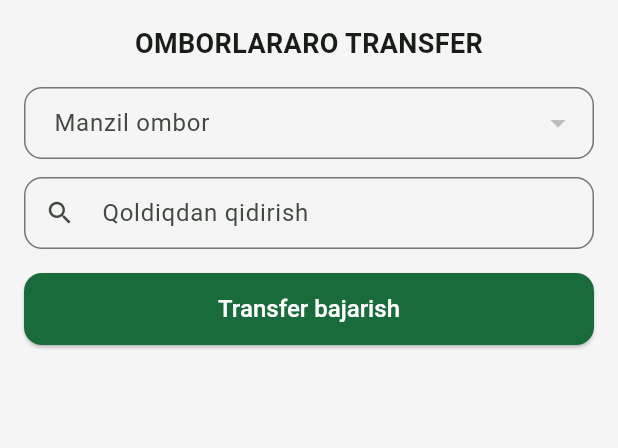
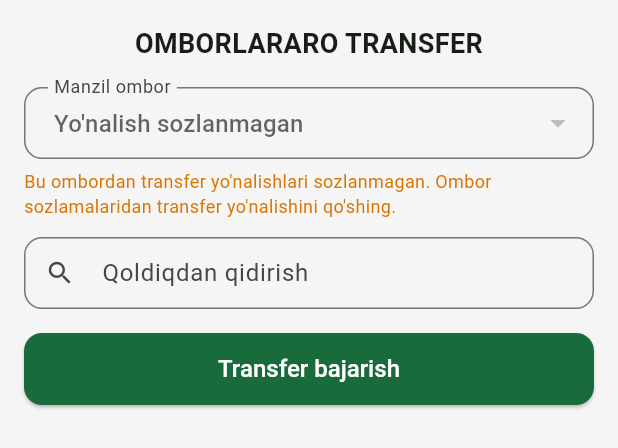
Before and after one commit to Farxodxon/factory_hub, a Flutter app: the _TransferSheet widget shown alone on an empty page, opened directly with empty values, on a phone screen of 412 x 824 dp. Shown: the top 448 px of the screen. Run offline on Flutter 3.47's test engine with Material 3 defaults, Android fonts, the light colour scheme and no system bars; our stand-ins replace share_plus, shared_preferences; accounts and stored records are empty; network calls fail.

Commit message:
fix: Transfer dialogida manzil ombor ro'yxati endi biriktirilgan omborlar bilan cheklanmaydi — yo'nalish (transferTo) manzillari ko'rinadi, shu jumladan Sotuv ombori tayyor mahsulot omboridan yuborishda

```diff
--- a/lib/screens/warehouses_screen.dart
+++ b/lib/screens/warehouses_screen.dart
@@ -1540,13 +1540,17 @@ class _TransferSheetState extends State<_TransferSheet> {
     if (!mounted) return;
     final allWh = whResult['warehouses'] ?? [];
     final warehouse = detailResult['warehouse'];
-    // Ruxsat etilgan yo'nalishlar: ombor sozlamalarida belgilangan transferTo ro'yxati,
-    // hali mavjud bo'lmasa ham o'sha ombor qo'shilgandan keyin sozlamada qo'shiladi.
+    // Ruxsat etilgan yo'nalishlar: ombor sozlamalarida belgilangan transferTo
+    // ro'yxati. Manzil omboriga alohida biriktirma (grant) talab qilinmaydi —
+    // backend faqat manba granti + yo'nalish so'raydi. Shuning uchun manzil
+    // ro'yxati YO'NALISh manzillaridan, biriktirilgan omborlar bilan
+    // cheklanmasdan to'ldiriladi.
+    final routesDetail = (warehouse?['transferToWarehouses'] as List?) ?? [];
     final allowedTo = (warehouse?['transferTo'] as List?)?.cast<int>() ?? [];
     setState(() {
-      _warehouses = allWh
-          .where((w) => allowedTo.contains(w['id']))
-          .toList();
+      _warehouses = routesDetail.isNotEmpty
+          ? routesDetail.cast<Map<String, dynamic>>().toList()
+          : allWh.where((w) => allowedTo.contains(w['id'])).toList();
       _stock = detailResult['stock'] ?? [];
       _loading = false;
     });
@@ -1672,9 +1676,19 @@ class _TransferSheetState extends State<_TransferSheet> {
                 onChanged: (v) => setState(() => _toWarehouseId = v),
                 decoration: InputDecoration(
                   labelText: 'Manzil ombor',
+                  hintText: _warehouses.isEmpty ? 'Yo\'nalish sozlanmagan' : null,
                   border: OutlineInputBorder(borderRadius: BorderRadius.circular(12)),
                 ),
               ),
+              if (_warehouses.isEmpty)
+                const Padding(
+                  padding: EdgeInsets.only(top: 6),
+                  child: Text(
+                    'Bu ombordan transfer yo\'nalishlari sozlanmagan. '
+                    'Ombor sozlamalaridan transfer yo\'nalishini qo\'shing.',
+                    style: TextStyle(fontSize: 12, color: AppColors.statusWarning),
+                  ),
+                ),
               const SizedBox(height: 12),
               TextField(
                 controller: _searchCtrl,
```
